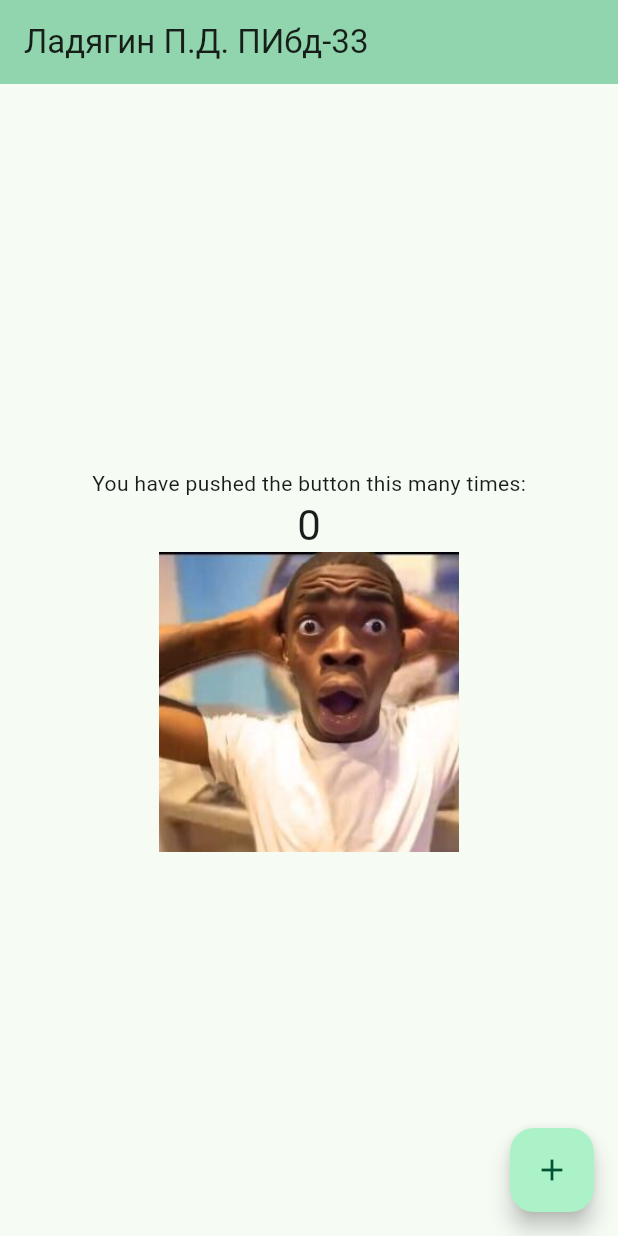
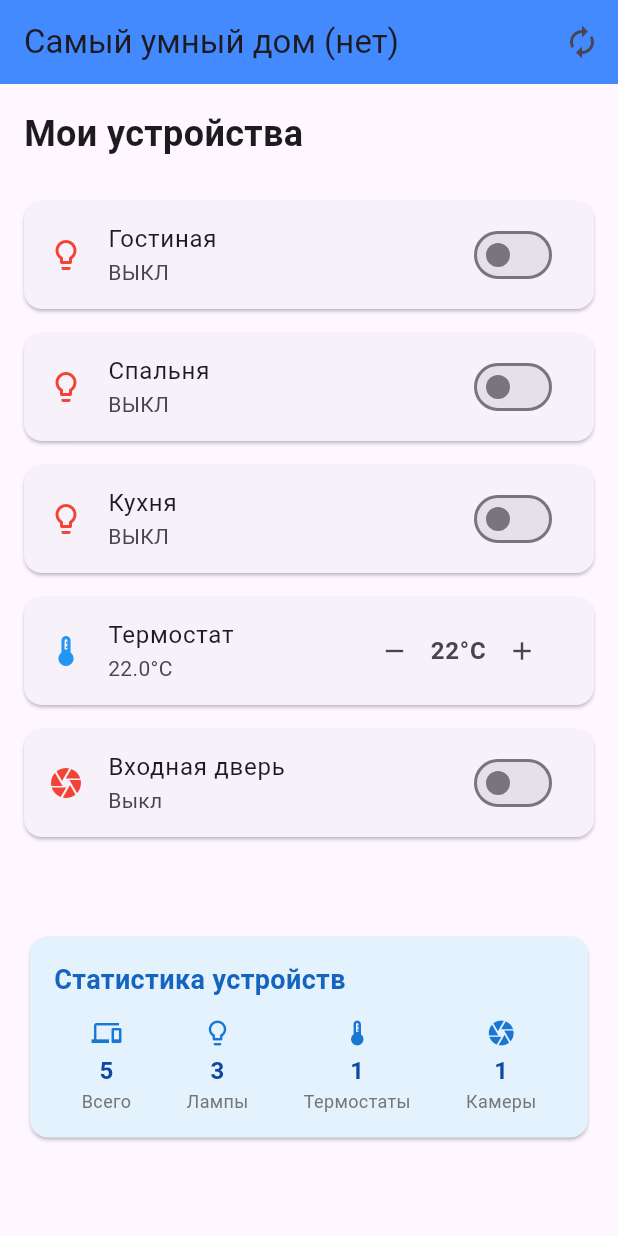
Before and after one commit to F1rsTTeaM/FlutterProject, a Flutter app: the screen it shows after launch, on a phone screen of 412 x 824 dp. Run offline on Flutter 3.47's test engine with Material 3 defaults, Android fonts, the phone set to English and light mode, and no system bars.

Commit message:
made a simple app

```diff
--- /dev/null
+++ b/lib/extensions/status_color_extansion.dart
@@ -0,0 +1,20 @@
+import '../models/device.dart';
+import '../models/device_type.dart';
+import '../models/light.dart';
+import '../models/camera.dart';
+import 'package:flutter/material.dart';
+
+extension StatusColorExtansion on Device {
+  Color get statusColor {
+    switch (type) {
+      case DeviceType.LIGHT:
+        return (this as Light).status ? Colors.green : Colors.red;
+      case DeviceType.THERMOSTAT:
+        return Colors.blue;
+      case DeviceType.CAMERA:
+        return (this as Camera).status ? Colors.green : Colors.red;
+      default:
+        return Colors.grey;
+    }
+  }
+}
--- a/lib/main.dart
+++ b/lib/main.dart
@@ -1,71 +1,20 @@
 import 'package:flutter/material.dart';
+import 'package:flutter_project/screens/smart_home_screen.dart';
 
 void main() {
-  runApp(const MyApp());
+  runApp(MyApp());
 }
 
 class MyApp extends StatelessWidget {
-  const MyApp({super.key});
-
-    @override
+  @override
   Widget build(BuildContext context) {
     return MaterialApp(
-      title: 'Flutter Demo',
+      title: 'Умный дом',
+      debugShowCheckedModeBanner: false,
       theme: ThemeData(
-        colorScheme: ColorScheme.fromSeed(seedColor: Colors.greenAccent )
+        primarySwatch: Colors.blue,
       ),
-      home: const MyHomePage(title: "Ладягин П.Д. ПИбд-33"),
+      home: SmartHomeScreen(),
     );
   }
 }
-
-class MyHomePage extends StatefulWidget {
-  const MyHomePage({super.key, required this.title});
-  final String title;
-
-  @override
-  State<MyHomePage> createState() => _MyHomePageState();
-}
-
-class _MyHomePageState extends State<MyHomePage> {
-  int _counter = 0;
-
-  void _incrementCounter() {
-    setState(() {
-      _counter++;
-    });
-  }
-
-  @override
-  Widget build(BuildContext context) {
-      return Scaffold(
-      appBar: AppBar(
-        backgroundColor: Theme.of(context).colorScheme.inversePrimary,
-        title: Text(widget.title),
-      ),
-      body: Center(
-        child: Column(
-                                                                                                                                            mainAxisAlignment: MainAxisAlignment.center,
-          children: <Widget>[
-            const Text('You have pushed the button this many times:'),
-            Text(
-              '$_counter',
-              style: Theme.of(context).textTheme.headlineMedium,
-            ),
-            Image.asset(
-              'assets/images/1111.jpg',
-              width: 200,
-              height: 200,
-              fit: BoxFit.cover,
-            )
-          ],
-        ),
-      ),
-      floatingActionButton: FloatingActionButton(
-        onPressed: _incrementCounter,
-        tooltip: 'Increment',
-        child: const Icon(Icons.add),
-      ),
-      );
-  }
-}
--- /dev/null
+++ b/lib/models/camera.dart
@@ -0,0 +1,23 @@
+import 'package:flutter/material.dart';
+
+import 'device.dart';
+import 'device_type.dart';
+
+class Camera extends Device<bool> {
+  Camera(String id, String name)
+    : super(id, name, DeviceType.CAMERA, Icons.camera, false);
+
+  @override
+  void toggle() {
+    status = !status;
+  }
+
+  @override
+  Future<void> updateStatus(bool newStatus) async{
+    await Future.delayed(Duration(microseconds: 100));
+    status = newStatus;
+  }
+
+  @override
+  String get statusText => status ? 'Запись' : 'Выкл';
+}
--- /dev/null
+++ b/lib/models/device.dart
@@ -0,0 +1,17 @@
+import 'package:flutter/cupertino.dart';
+
+import 'device_type.dart';
+
+abstract class Device<T> {
+  final String id;
+  final String name;
+  final DeviceType type;
+  final IconData icon;
+  T status;
+
+  Device(this.id, this.name, this.type, this.icon, this.status);
+
+  void toggle();
+  Future<void> updateStatus(T newStatus);
+  String get statusText;
+}
--- /dev/null
+++ b/lib/models/device_type.dart
@@ -0,0 +1,5 @@
+enum DeviceType {
+  LIGHT,
+  THERMOSTAT,
+  CAMERA,
+}
--- /dev/null
+++ b/lib/models/light.dart
@@ -0,0 +1,22 @@
+import 'device_type.dart';
+import 'device.dart';
+import 'package:flutter/material.dart';
+
+class Light extends Device<bool> {
+  Light(String id, String name)
+    : super(id, name, DeviceType.LIGHT, Icons.lightbulb_outline, false);
+
+  @override
+  void toggle() {
+    status = !status;
+  }
+
+  @override
+  Future<void> updateStatus(bool newStatus) async {
+    await Future.delayed(Duration(microseconds: 100));
+    status = newStatus;
+  }
+
+  @override
+  String get statusText => status ? 'ВКЛ' : 'ВЫКЛ';
+}
--- /dev/null
+++ b/lib/models/thermostat.dart
@@ -0,0 +1,22 @@
+import 'package:flutter/material.dart';
+import 'device.dart';
+import 'device_type.dart';
+
+class Thermostat extends Device<double> {
+  Thermostat(String id, String name)
+    : super(id, name, DeviceType.THERMOSTAT, Icons.thermostat, 22.0);
+
+  @override
+  void toggle() {
+    status = status == 22.0 ? 24.0 : 22.0;
+  }
+
+  @override
+  Future<void> updateStatus(double newTemperature) async {
+    await Future.delayed(Duration(microseconds: 100));
+    status = newTemperature;
+  }
+
+  @override
+  String get statusText => '${status}°C';
+}
--- /dev/null
+++ b/lib/screens/smart_home_screen.dart
@@ -0,0 +1,140 @@
+import 'package:flutter/material.dart';
+import 'dart:async';
+import '../models/device.dart';
+import '../models/light.dart';
+import '../models/thermostat.dart';
+import '../models/camera.dart';
+import '../models/device_type.dart';
+import '../widgets/device_card.dart';
+
+class SmartHomeScreen extends StatefulWidget{
+  @override
+  _SmartHomeScreenState createState() => _SmartHomeScreenState();
+}
+
+class _SmartHomeScreenState extends State<SmartHomeScreen> {
+  final List<Device> devices = [
+    Light('l1', 'Гостиная'),
+    Light('l2', 'Спальня'),
+    Light('l3', 'Кухня'),
+    Thermostat('t1', 'Термостат'),
+    Camera('c1', 'Входная дверь'),
+  ];
+
+  Future<void> _toggleAllDevices() async {
+    await Future.wait(devices.map((device) async {
+      await Future.delayed(Duration(milliseconds: 150));
+      device.toggle();
+      return device;
+    }));
+
+    setState(() {});
+  }
+
+  List<Device<T>> _getDevicesByType<T>(DeviceType type) {
+    return devices
+        .where((device) => device.type == type)
+        .toList()
+        .cast<Device<T>>();
+  }
+
+  @override
+  Widget build(BuildContext context) {
+    return Scaffold(
+      appBar: AppBar(
+        title: Text('Самый умный дом (нет)'),
+        backgroundColor: Colors.blueAccent,
+        actions: [
+          IconButton(
+            icon: Icon(Icons.autorenew),
+            onPressed: _toggleAllDevices,
+            tooltip: 'Переключить все устройства',
+          )
+        ],
+      ),
+
+      body: Padding(
+        padding: const EdgeInsets.all(16.0),
+        child: Column(
+          crossAxisAlignment: CrossAxisAlignment.start,
+            children: [
+              Text(
+                'Мои устройства',
+                style: TextStyle(fontSize: 24, fontWeight:  FontWeight.bold),
+              ),
+              SizedBox(height: 20),
+
+              Container(
+                height: MediaQuery.of(context).size.height * 0.6,
+                child: ListView.builder(
+                  itemCount: devices.length,
+                  itemBuilder: (context, index) {
+                    final device = devices[index];
+                    return DeviceCard(device: device);
+                  },
+                ),
+              ),
+
+              _buildStatisticsCard(),
+            ],
+        ),
+      ),
+    );
+  }
+
+  Widget _buildStatisticsCard() {
+    return Card(
+      color: Colors.blue[50],
+      child: Padding(
+        padding: const EdgeInsets.all(16.0),
+        child: Column(
+          crossAxisAlignment: CrossAxisAlignment.start,
+          children: [
+            Text(
+              'Статистика устройств',
+              style: TextStyle(
+                fontSize: 18,
+                fontWeight: FontWeight.bold,
+                color: Colors.blue[800],
+              ),
+            ),
+            SizedBox(height: 12),
+            Row(
+              mainAxisAlignment: MainAxisAlignment.spaceAround,
+              children: [
+                _buildStatItem('Всего', devices.length, Icons.devices),
+                _buildStatItem('Лампы', _getDevicesByType<Light>(DeviceType.LIGHT).length, Icons.lightbulb_outline),
+                _buildStatItem('Термостаты', _getDevicesByType<Thermostat>(DeviceType.THERMOSTAT).length, Icons.thermostat),
+                _buildStatItem('Камеры', _getDevicesByType<Camera>(DeviceType.CAMERA).length, Icons.camera),
+              ],
+            ),
+          ],
+        ),
+      ),
+    );
+  }
+
+  Widget _buildStatItem(String title, int count, IconData icon) {
+    return Column(
+      children: [
+        Icon(icon, size: 20, color: Colors.blue[700]),
+        SizedBox(height: 4),
+        Text(
+          '$count',
+          style: TextStyle(
+            fontSize: 16,
+            fontWeight: FontWeight.bold,
+            color: Colors.blue[900],
+          ),
+        ),
+        Text(
+          title,
+          style: TextStyle(
+            fontSize: 12,
+            color: Colors.grey[600],
+          ),
+        ),
+      ],
+    );
+  }
+}
--- /dev/null
+++ b/lib/widgets/device_card.dart
@@ -0,0 +1,80 @@
+import 'package:flutter/material.dart';
+import 'package:flutter_project/extensions/status_color_extansion.dart';
+import '../models/device.dart';
+import '../models/light.dart';
+import '../models/thermostat.dart';
+import '../models/camera.dart';
+
+
+class DeviceCard extends StatelessWidget {
+  final Device device;
+
+  const DeviceCard({required this.device});
+
+  @override
+  Widget build(BuildContext context) {
+    return Card(
+      margin: EdgeInsets.symmetric(vertical: 8),
+      child: ListTile(
+        leading: Icon(device.icon, color: device.statusColor),
+        title: Text(device.name),
+        subtitle: Text(device.statusText),
+        trailing: _buildTrailingWidget(context),
+        onTap: () {
+          device.toggle();
+          (context as Element).markNeedsBuild();
+        },
+      ),
+    );
+  }
+
+  Widget? _buildTrailingWidget(BuildContext context) {
+    if(device is Light) {
+      return Switch(
+        value: (device as Light).status,
+        onChanged: (value) async{
+          await device.updateStatus(value);
+          (context as Element).markNeedsBuild();
+        },
+        activeColor: Colors.green,
+      );
+    } else if (device is Thermostat) {
+      return Row(
+        mainAxisSize: MainAxisSize.min,
+        children: [
+          IconButton(
+            icon: Icon(Icons.remove, size: 20),
+            onPressed: () async {
+              final thermostat = device as Thermostat;
+              await thermostat.updateStatus(thermostat.status - 1);
+              (context as Element).markNeedsBuild();
+            },
+          ),
+
+          Text('${(device as Thermostat).status.toInt()}°C',
+              style: TextStyle(fontWeight: FontWeight.bold, fontSize: 16)
+          ),
+
+          IconButton(
+            icon: Icon(Icons.add, size: 20),
+            onPressed: () async {
+              final thermostat = device as Thermostat;
+              await thermostat.updateStatus(thermostat.status + 1);
+              (context as Element).markNeedsBuild();
+            },
+          ),
+        ],
+      );
+    } else if (device is Camera) {
+      return Switch(
+        value: (device as Camera).status,
+        onChanged: (value) async {
+          await device.updateStatus(value);
+          (context as Element).markNeedsBuild();
+        },
+        activeColor: Colors.green,
+      );
+    }
+    return null;
+  }
+}
```
Also changed, not shown: 1 other file.
